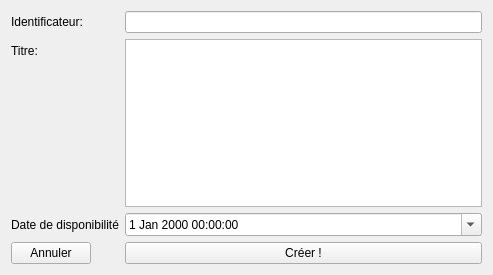
First picture: the form in Project_Calendar/GUI/ajouterprojet.ui, repository Stardust1002/Project_Calendar, before the edit.
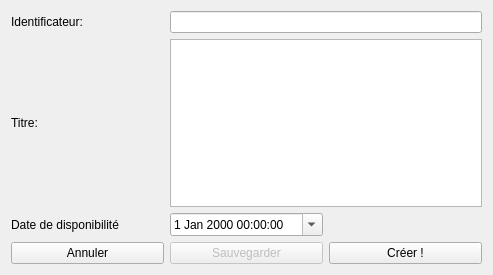
Second picture: the form after the edit.

Diff of the .ui file:
```diff
--- a/Project_Calendar/GUI/ajouterprojet.ui
+++ b/Project_Calendar/GUI/ajouterprojet.ui
@@ -13,7 +13,7 @@
   <property name="windowTitle">
    <string>Création d'un Projet</string>
   </property>
-  <layout class="QFormLayout" name="formLayout">
+  <layout class="QGridLayout" name="gridLayout">
    <item row="0" column="0">
     <widget class="QLabel" name="label">
      <property name="text">
@@ -21,7 +21,7 @@
      </property>
     </widget>
    </item>
-   <item row="0" column="1">
+   <item row="0" column="1" colspan="2">
     <widget class="QLineEdit" name="identificateur"/>
    </item>
    <item row="1" column="0">
@@ -31,7 +31,7 @@
      </property>
     </widget>
    </item>
-   <item row="1" column="1">
+   <item row="1" column="1" colspan="2">
     <widget class="QPlainTextEdit" name="titre">
      <property name="minimumSize">
       <size>
@@ -48,6 +48,13 @@
      </property>
     </widget>
    </item>
+   <item row="2" column="1">
+    <widget class="QDateTimeEdit" name="dispo">
+     <property name="calendarPopup">
+      <bool>true</bool>
+     </property>
+    </widget>
+   </item>
    <item row="3" column="0">
     <widget class="QPushButton" name="annuler">
      <property name="text">
@@ -56,19 +63,22 @@
     </widget>
    </item>
    <item row="3" column="1">
+    <widget class="QPushButton" name="pushButton_2">
+     <property name="enabled">
+      <bool>false</bool>
+     </property>
+     <property name="text">
+      <string>Sauvegarder</string>
+     </property>
+    </widget>
+   </item>
+   <item row="3" column="2">
     <widget class="QPushButton" name="pushButton">
      <property name="text">
       <string>Créer !</string>
      </property>
     </widget>
    </item>
-   <item row="2" column="1">
-    <widget class="QDateTimeEdit" name="dispo">
-     <property name="calendarPopup">
-      <bool>true</bool>
-     </property>
-    </widget>
-   </item>
   </layout>
  </widget>
  <resources/>
```
